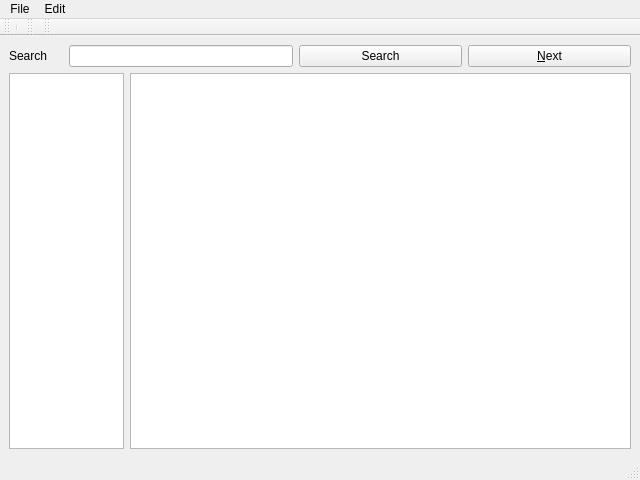
The window that tree_notes.ui (lbase/revnotes) describes before a commit, drawn with Qt 5.
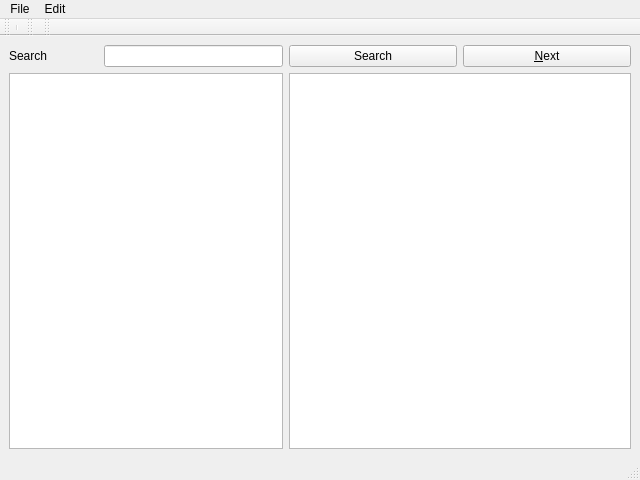
The same window after the commit. Icons and pictures are not drawn.

Commit message: change directory add icon

What changed in the file:
```diff
--- a/tree_notes.ui
+++ b/tree_notes.ui
@@ -43,23 +43,7 @@
       </property>
      </widget>
     </item>
-    <item row="1" column="0" colspan="2">
-     <widget class="QTreeView" name="treeRevNote">
-      <property name="sizePolicy">
-       <sizepolicy hsizetype="Expanding" vsizetype="Ignored">
-        <horstretch>25</horstretch>
-        <verstretch>0</verstretch>
-       </sizepolicy>
-      </property>
-      <property name="minimumSize">
-       <size>
-        <width>40</width>
-        <height>0</height>
-       </size>
-      </property>
-     </widget>
-    </item>
-    <item row="1" column="2" colspan="3">
+    <item row="1" column="3" colspan="2">
      <widget class="QTextEdit" name="txtRevNote">
       <property name="sizePolicy">
        <sizepolicy hsizetype="Expanding" vsizetype="Expanding">
@@ -81,6 +65,28 @@
       </property>
      </widget>
     </item>
+    <item row="1" column="0" colspan="3">
+     <widget class="QTreeView" name="treeRevNote">
+      <property name="sizePolicy">
+       <sizepolicy hsizetype="Expanding" vsizetype="Expanding">
+        <horstretch>40</horstretch>
+        <verstretch>0</verstretch>
+       </sizepolicy>
+      </property>
+      <property name="minimumSize">
+       <size>
+        <width>40</width>
+        <height>0</height>
+       </size>
+      </property>
+      <property name="headerHidden">
+       <bool>true</bool>
+      </property>
+      <attribute name="headerCascadingSectionResizes">
+       <bool>true</bool>
+      </attribute>
+     </widget>
+    </item>
    </layout>
   </widget>
   <widget class="QMenuBar" name="menubar">
```
Left out of the diff: 2 changed lines with no effect on the pictures. The commit also changes 2 other files.
